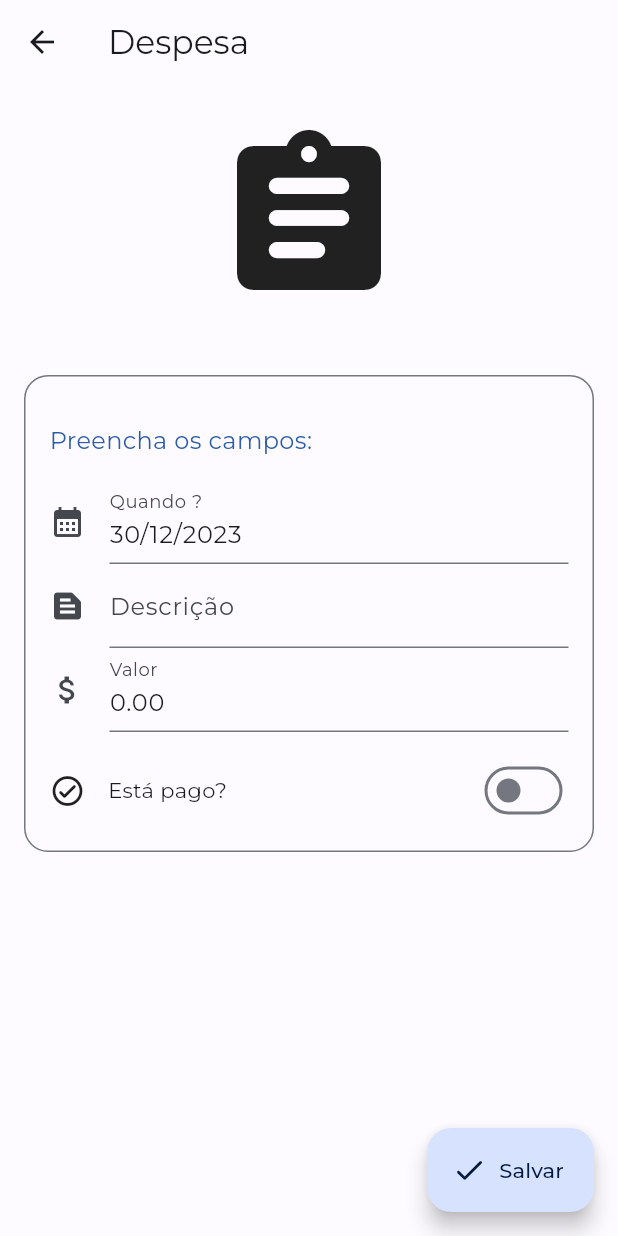
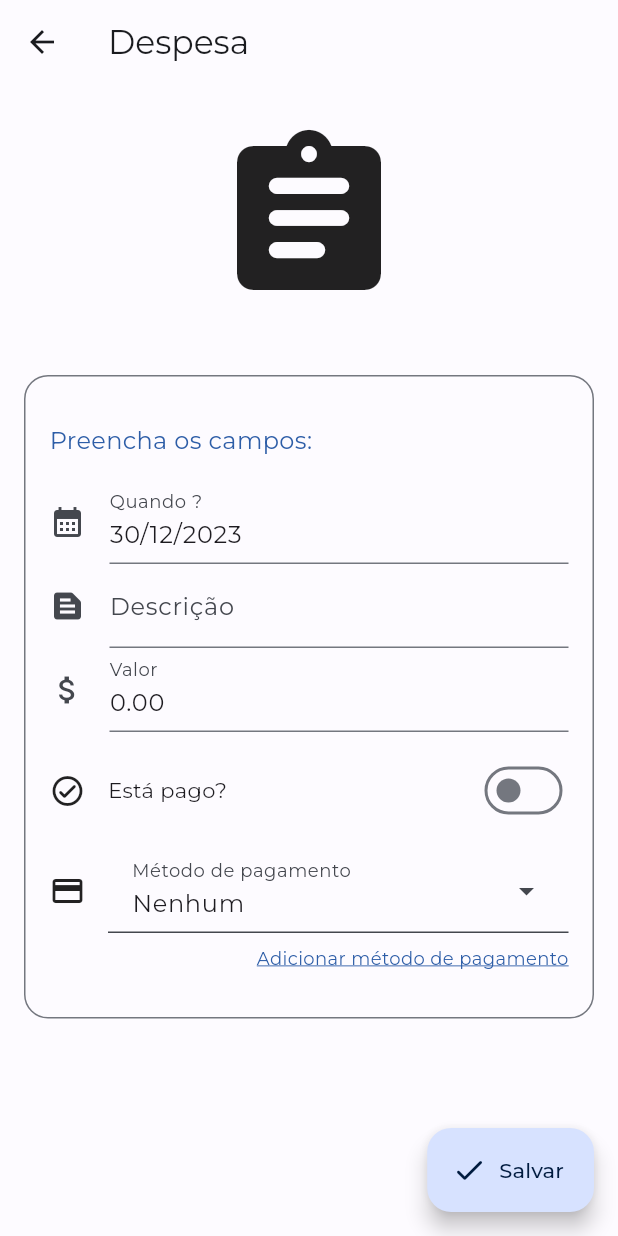
Before and after one commit to mathbaltazar/myself-flutter, a Flutter app: the screen it shows after launch, after a tap on the "add" icon, on a phone screen of 412 x 824 dp. Run offline on Flutter 3.47's test engine with Material 3 defaults, Android fonts, the phone set to English and light mode, and no system bars; our stand-ins replace flutter_animate, flutter_mobx, flutter_modular, google_fonts, mobx, sqflite and 1 more; accounts and stored records are empty; generated files the repository leaves out were written again; project files that could hold a hidden picture were left out.

Commit message:
Adição do método de pagamento ao form de salvar Despesa e implementação inicial da nova tela de listagem dos métodos de pagamento. (dart sdk version increase)

```diff
--- a/lib/app/core/data/database_config.dart
+++ b/lib/app/core/data/database_config.dart
@@ -11,28 +11,38 @@ class DatabaseConfig {
   static Future<Database> getInstance() async {
     final database = await openDatabase(
       join(await getDatabasesPath(), 'myselff.db'),
-      onCreate: (db, version) async {
-        var batch = db.batch();
-        _executeCreateDDL(batch);
-        await batch.commit();
-      },
-      onUpgrade: (db, oldVersion, newVersion) async {
-        print("UPGRADE EXECUTED !!!!!!!");
-      },
+      onCreate: _executeCreateDDL,
+      onUpgrade: _executeMigrations,
       version: 1,
     );
     return database;
   }
 
-  static void _executeCreateDDL(Batch batch) {
+  static void _executeCreateDDL(Database db, version) {
+    final batch = db.batch();
+    batch.execute('''PRAGMA foreign_keys = ON''');
+    batch.execute('''
+      CREATE TABLE ${DatabaseTables.paymentMethod} (
+          id INTEGER PRIMARY KEY AUTOINCREMENT,
+          name TEXT
+      )''');
+
     batch.execute('''
       CREATE TABLE ${DatabaseTables.expense} (
           id INTEGER PRIMARY KEY AUTOINCREMENT,
-          paymentDate TEXT,
+          payment_date TEXT,
           description TEXT,
           amount REAL,
-          paid NUMERIC
+          paid NUMERIC,
+          payment_method_id INTEGER,
+          FOREIGN KEY (payment_method_id) REFERENCES ${DatabaseTables.paymentMethod}(id) ON DELETE SET NULL
       )''');
+
+    batch.commit();
   }
 
+  static _executeMigrations(Database db, int oldVersion, int newVersion) async {
+    final batch = db.batch();
+    batch.commit(continueOnError: false);
+  }
 }
--- a/lib/app/core/data/database_structure.dart
+++ b/lib/app/core/data/database_structure.dart
@@ -1,5 +1,6 @@
 class DatabaseTables {
 
   static const String expense = 'expense';
+  static const String paymentMethod = 'payment_method';
 
 }
--- a/lib/app/core/routes/app_routes.dart
+++ b/lib/app/core/routes/app_routes.dart
@@ -1,4 +1,5 @@
 class AppRoutes {
   static String get initialRoute => '/';
   static String get saveExpense => '/save-expense';
+  static String get paymentMethods => '/payment-methods';
 }
--- /dev/null
+++ b/lib/app/modules/expenses/domain/model/payment_method_model.dart
@@ -0,0 +1,25 @@
+class PaymentMethodModel {
+  int? id;
+  String name;
+
+  PaymentMethodModel({
+    this.id,
+    required this.name,
+  });
+
+  factory PaymentMethodModel.none() => PaymentMethodModel(name: 'Nenhum');
+
+  Map<String, Object?> toMap() {
+    return {
+      'id': id,
+      'name': name,
+    };
+  }
+
+  static PaymentMethodModel fromMap(Map<String, Object?> map) {
+    return PaymentMethodModel(
+      id: map['id'] as int,
+      name: map['name'].toString(),
+    );
+  }
+}
--- a/lib/app/modules/expenses/expense_module.dart
+++ b/lib/app/modules/expenses/expense_module.dart
@@ -2,18 +2,25 @@ import 'package:flutter_modular/flutter_modular.dart';
 import 'package:myselff_flutter/app/core/routes/app_routes.dart';
 import 'package:myselff_flutter/app/core/services/injection_service.dart';
 import 'package:myselff_flutter/app/modules/expenses/data/repository/expenses_repository_impl.dart';
+import 'package:myselff_flutter/app/modules/expenses/data/repository/payment_method_repository_impl.dart';
 import 'package:myselff_flutter/app/modules/expenses/domain/repository/expenses_repository.dart';
+import 'package:myselff_flutter/app/modules/expenses/domain/repository/payment_method_repository.dart';
+import 'package:myselff_flutter/app/modules/expenses/presentation/expenses_list/expenses_list_controller.dart';
+import 'package:myselff_flutter/app/modules/expenses/presentation/expenses_list/expenses_list_page.dart';
+import 'package:myselff_flutter/app/modules/expenses/presentation/payment_method/payment_methods_controller.dart';
+import 'package:myselff_flutter/app/modules/expenses/presentation/payment_method/payment_methods_page.dart';
 import 'package:myselff_flutter/app/modules/expenses/presentation/save_expense/save_expense_controller.dart';
 import 'package:myselff_flutter/app/modules/expenses/presentation/save_expense/save_expense_page.dart';
-import 'package:myselff_flutter/app/modules/expenses/presentation/expenses_list/expenses_list_controller.dart';
-import 'package:myselff_flutter/app/modules/expenses/presentation/expenses_list/expenses_list_page.dart';
 
 class ExpenseModule extends Module {
   @override
   List<Bind> get binds => [
         Bind<ExpensesRepository>((i) => ExpensesRepositoryImpl()),
-        Bind.factory((i) => SaveExpenseController(i<ExpensesRepository>())),
+        Bind<PaymentMethodRepository>((i) => PaymentMethodRepositoryImpl()),
+        Bind.factory((i) => SaveExpenseController(
+            i<ExpensesRepository>(), i<PaymentMethodRepository>())),
         Bind.factory((i) => ExpensesListController(i<ExpensesRepository>())),
+        Bind.factory((i) => PaymentMethodsController(i<PaymentMethodRepository>())),
       ];
 
   @override
@@ -32,6 +39,12 @@ class ExpenseModule extends Module {
           expenseId: args.data != null ? args.data['expense_id'] : null,
         ),
       ),
+      ChildRoute(
+        AppRoutes.paymentMethods,
+        child: (_, __) => PaymentMethodsPage(
+          controller: Injector.of<PaymentMethodsController>(),
+        ),
+      ),
     ];
   }
 }
--- a/lib/app/modules/expenses/presentation/save_expense/save_expense_controller.dart
+++ b/lib/app/modules/expenses/presentation/save_expense/save_expense_controller.dart
@@ -1,11 +1,14 @@
 import 'package:flutter/material.dart';
 import 'package:flutter_modular/flutter_modular.dart';
 import 'package:mobx/mobx.dart';
+import 'package:myselff_flutter/app/core/routes/app_routes.dart';
 import 'package:myselff_flutter/app/core/services/message_service.dart';
 import 'package:myselff_flutter/app/core/utils/formatters/currency_formatter.dart';
 import 'package:myselff_flutter/app/core/utils/formatters/date_formatter.dart';
 import 'package:myselff_flutter/app/modules/expenses/domain/model/expense_model.dart';
+import 'package:myselff_flutter/app/modules/expenses/domain/model/payment_method_model.dart';
 import 'package:myselff_flutter/app/modules/expenses/domain/repository/expenses_repository.dart';
+import 'package:myselff_flutter/app/modules/expenses/domain/repository/payment_method_repository.dart';
 
 part 'save_expense_controller.g.dart';
 
@@ -13,9 +16,10 @@ class SaveExpenseController = _SaveExpenseController
     with _$SaveExpenseController;
 
 abstract class _SaveExpenseController with Store {
-  _SaveExpenseController(this.repository);
+  _SaveExpenseController(this.repository, this.paymentMethodRepository);
 
   final ExpensesRepository repository;
+  final PaymentMethodRepository paymentMethodRepository;
 
   final TextEditingController descriptionTextController =
       TextEditingController();
@@ -39,6 +43,11 @@ abstract class _SaveExpenseController with Store {
   @observable
   bool paid = false;
 
+  @observable
+  List<PaymentMethodModel> paymentMethods = [PaymentMethodModel.none()];
+
+  PaymentMethodModel? paymentMethodSelected;
+
   setEditingId(value) => editingId = value;
 
   @action
@@ -57,7 +66,21 @@ abstract class _SaveExpenseController with Store {
     }
   }
 
-  void editExpense(int? id) async {
+  setPaymentMethod(PaymentMethodModel? selected) => paymentMethodSelected = selected;
+
+  init(int? editExpenseId) async {
+    await _loadPaymentMethods();
+    await editExpense(editExpenseId);
+  }
+
+  @action
+  _loadPaymentMethods() async {
+    paymentMethods.clear();
+    paymentMethods.add(PaymentMethodModel.none());
+    paymentMethods.addAll(await paymentMethodRepository.findAll());
+  }
+
+  editExpense(int? id) async {
     if (id != null) {
       // todo loading ?
       setEditingId(id);
@@ -67,8 +90,17 @@ abstract class _SaveExpenseController with Store {
         valueTextController.text = expenseModel.amount.formatCurrency();
         dateTimeTextController.text = expenseModel.paymentDate.format();
         paid = expenseModel.paid;
+        if (expenseModel.paymentMethodId != null) {
+          paymentMethodSelected = await paymentMethodRepository
+              .findById(expenseModel.paymentMethodId!);
+        }
       }
     }
+  }
+
+  void newPaymentMethod() async {
+    await Modular.to.pushNamed(AppRoutes.paymentMethods);
+    await _loadPaymentMethods();
   }
 
   void saveExpense() {
@@ -83,6 +115,7 @@ abstract class _SaveExpenseController with Store {
         paymentDate: date,
         amount: valueTextController.text.parseCurrency(),
         paid: paid,
+        paymentMethodId: paymentMethodSelected?.id
       );
 
       repository.save(expense);
--- a/lib/app/modules/expenses/presentation/save_expense/save_expense_page.dart
+++ b/lib/app/modules/expenses/presentation/save_expense/save_expense_page.dart
@@ -1,7 +1,8 @@
 import 'package:flutter/material.dart';
 import 'package:flutter_mobx/flutter_mobx.dart';
+import 'package:myselff_flutter/app/core/theme/color_schemes.g.dart';
 import 'package:myselff_flutter/app/core/utils/mask_util.dart';
-import 'package:myselff_flutter/app/core/theme/color_schemes.g.dart';
+import 'package:myselff_flutter/app/modules/expenses/domain/model/payment_method_model.dart';
 
 import 'save_expense_controller.dart';
 
@@ -20,7 +21,7 @@ class _SaveExpensePageState extends State<SaveExpensePage> {
   @override
   void initState() {
     super.initState();
-    widget.controller.editExpense(widget.expenseId);
+    widget.controller.init(widget.expenseId);
   }
 
   @override
@@ -28,10 +29,7 @@ class _SaveExpensePageState extends State<SaveExpensePage> {
     return SafeArea(
       child: Scaffold(
         appBar: AppBar(
-          title: Observer(
-            builder: (_) =>
-                Text(widget.controller.isEdit ? 'Editar' : 'Despesa'),
-          ),
+          title: Text(widget.controller.isEdit ? 'Editar' : 'Despesa'),
         ),
         body: SingleChildScrollView(
           child: Column(
@@ -115,6 +113,49 @@ class _SaveExpensePageState extends State<SaveExpensePage> {
                         ),
                       ],
                     ),
+                    const SizedBox(height: 15),
+                    Row(
+                      children: [
+                        const Icon(Icons.credit_card),
+                        const SizedBox(width: 15),
+                        Expanded(
+                          child: DropdownMenu<PaymentMethodModel>(
+                            initialSelection: widget.controller.paymentMethods.first,
+                            onSelected: widget.controller.setPaymentMethod,
+                            label: const Text('Método de pagamento'),
+                            expandedInsets: EdgeInsets.zero,
+                            inputDecorationTheme: const InputDecorationTheme(
+                              filled: true,
+                              fillColor: Colors.transparent,
+                            ),
+                            dropdownMenuEntries: widget.controller.paymentMethods
+                                .map((paymentMethod) => DropdownMenuEntry(
+                                      value: paymentMethod,
+                                      label: paymentMethod.name,
+                                    ))
+                                .toList(),
+                          ),
+                        ),
+                      ],
+                    ),
+                    const SizedBox(height: 8),
+                    Align(
+                      alignment: Alignment.centerRight,
+                      child: InkWell(
+                        onTap: widget.controller.newPaymentMethod,
+                        child: Text('Adicionar método de pagamento',
+                          style: TextStyle(
+                            fontSize: 12,
+                            //fontWeight: FontWeight.bold,
+                            //decorationThickness: 2,
+                            color: MyselffTheme.colorPrimary,
+                            decoration: TextDecoration.underline,
+                            decorationColor: MyselffTheme.colorPrimary,
+                          ),
+                        ),
+                      ),
+                    ),
+                    const SizedBox(height: 15),
                   ],
                 ),
               ),
--- a/pubspec.yaml
+++ b/pubspec.yaml
@@ -4,7 +4,7 @@ publish_to: 'none'
 version: 0.1.0
 
 environment:
-  sdk: '3.1.3'
+  sdk: '3.2.3'
 
 dependencies:
   flutter:
```
Also changed, not shown: lib/app/modules/expenses/data/repository/payment_method_repository_impl.dart (added, +71 -0 lines), lib/app/modules/expenses/domain/model/expense_model.dart (+6 -2 lines), lib/app/modules/expenses/domain/repository/payment_method_repository.dart (added, +8 -0 lines), lib/app/modules/expenses/presentation/payment_method/payment_methods_controller.dart (added, +23 -0 lines), lib/app/modules/expenses/presentation/payment_method/payment_methods_page.dart (added, +48 -0 lines), lib/app/modules/expenses/presentation/save_expense/save_expense_controller.g.dart.
